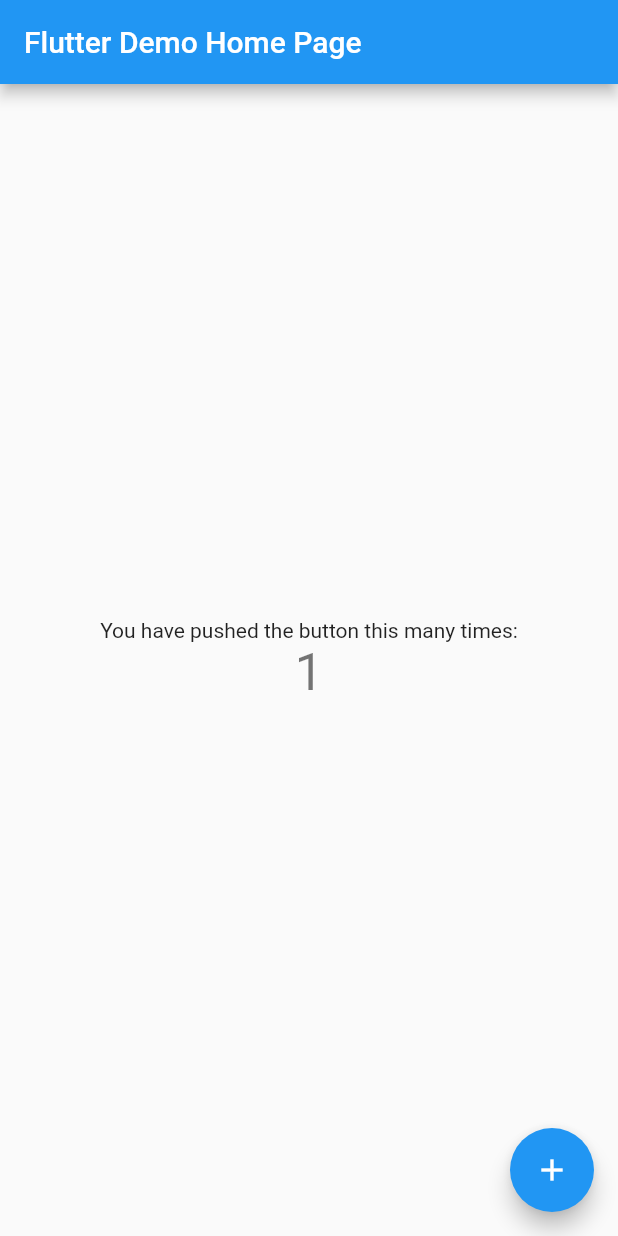
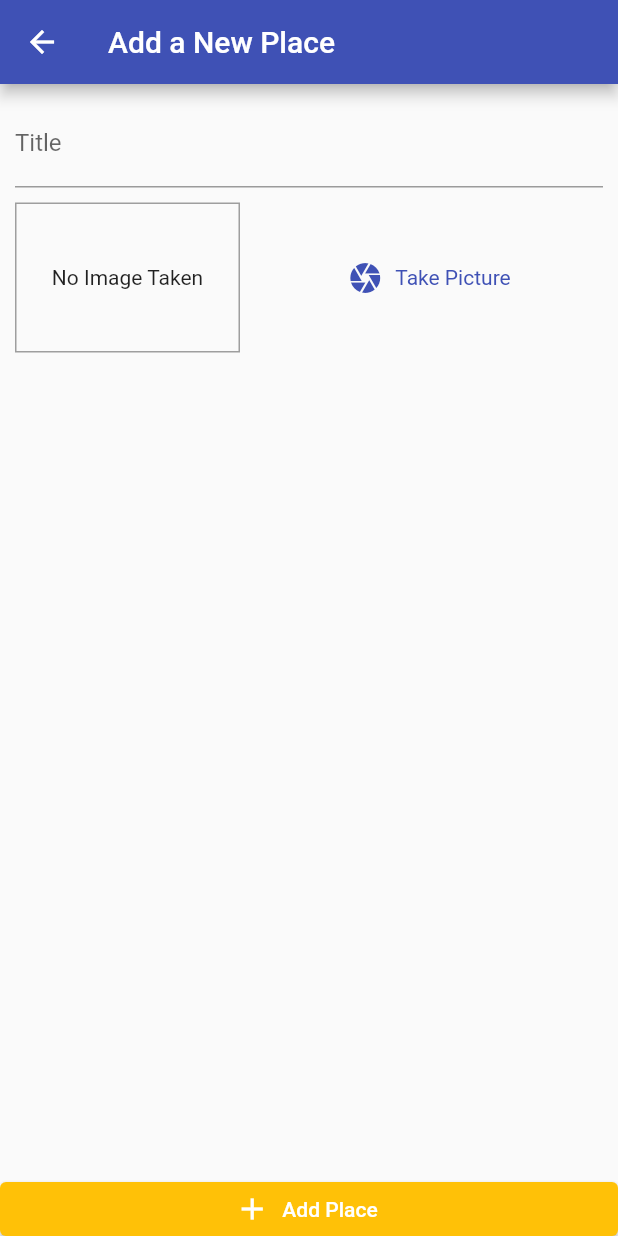
Before and after one commit to Sahajpal/GreatPlaces, a Flutter app: the screen it shows after launch, after a tap on the "add" icon, on a phone screen of 412 x 824 dp. Run offline on Flutter 3.47's test engine with Material 2 defaults, Android fonts, the phone set to English and light mode, and no system bars.

Commit message:
Made Some main screens and prototype

```diff
--- a/lib/main.dart
+++ b/lib/main.dart
@@ -1,113 +1,30 @@
 import 'package:flutter/material.dart';
+import 'package:provider/provider.dart';
+
+import './providers/great_places.dart';
+import './screens/places_list_screen.dart';
+import './screens/add_place_screen.dart';
 
 void main() {
   runApp(MyApp());
 }
 
 class MyApp extends StatelessWidget {
-  // This widget is the root of your application.
   @override
   Widget build(BuildContext context) {
-    return MaterialApp(
-      title: 'Flutter Demo',
-      theme: ThemeData(
-        // This is the theme of your application.
-        //
-        // Try running your application with "flutter run". You'll see the
-        // application has a blue toolbar. Then, without quitting the app, try
-        // changing the primarySwatch below to Colors.green and then invoke
-        // "hot reload" (press "r" in the console where you ran "flutter run",
-        // or simply save your changes to "hot reload" in a Flutter IDE).
-        // Notice that the counter didn't reset back to zero; the application
-        // is not restarted.
-        primarySwatch: Colors.blue,
-      ),
-      home: MyHomePage(title: 'Flutter Demo Home Page'),
+    return ChangeNotifierProvider.value(
+      value: GreatPlaces(),
+        child: MaterialApp(
+          title: 'Great Places',
+          theme: ThemeData(
+            primarySwatch: Colors.indigo,
+            accentColor: Colors.amber,
+          ),
+          home: PlaceListScreen(),
+          routes: {
+            AddPlaceScreen.routeName: (ctx) => AddPlaceScreen(),
+          },
+        ),
     );
   }
 }
-
-class MyHomePage extends StatefulWidget {
-  MyHomePage({Key key, this.title}) : super(key: key);
-
-  // This widget is the home page of your application. It is stateful, meaning
-  // that it has a State object (defined below) that contains fields that affect
-  // how it looks.
-
-  // This class is the configuration for the state. It holds the values (in this
-  // case the title) provided by the parent (in this case the App widget) and
-  // used by the build method of the State. Fields in a Widget subclass are
-  // always marked "final".
-
-  final String title;
-
-  @override
-  _MyHomePageState createState() => _MyHomePageState();
-}
-
-class _MyHomePageState extends State<MyHomePage> {
-  int _counter = 0;
-
-  void _incrementCounter() {
-    setState(() {
-      // This call to setState tells the Flutter framework that something has
-      // changed in this State, which causes it to rerun the build method below
-      // so that the display can reflect the updated values. If we changed
-      // _counter without calling setState(), then the build method would not be
-      // called again, and so nothing would appear to happen.
-      _counter++;
-    });
-  }
-
-  @override
-  Widget build(BuildContext context) {
-    // This method is rerun every time setState is called, for instance as done
-    // by the _incrementCounter method above.
-    //
-    // The Flutter framework has been optimized to make rerunning build methods
-    // fast, so that you can just rebuild anything that needs updating rather
-    // than having to individually change instances of widgets.
-    return Scaffold(
-      appBar: AppBar(
-        // Here we take the value from the MyHomePage object that was created by
-        // the App.build method, and use it to set our appbar title.
-        title: Text(widget.title),
-      ),
-      body: Center(
-        // Center is a layout widget. It takes a single child and positions it
-        // in the middle of the parent.
-        child: Column(
-          // Column is also a layout widget. It takes a list of children and
-          // arranges them vertically. By default, it sizes itself to fit its
-          // children horizontally, and tries to be as tall as its parent.
-          //
-          // Invoke "debug painting" (press "p" in the console, choose the
-          // "Toggle Debug Paint" action from the Flutter Inspector in Android
-          // Studio, or the "Toggle Debug Paint" command in Visual Studio Code)
-          // to see the wireframe for each widget.
-          //
-          // Column has various properties to control how it sizes itself and
-          // how it positions its children. Here we use mainAxisAlignment to
-          // center the children vertically; the main axis here is the vertical
-          // axis because Columns are vertical (the cross axis would be
-          // horizontal).
-          mainAxisAlignment: MainAxisAlignment.center,
-          children: <Widget>[
-            Text(
-              'You have pushed the button this many times:',
-            ),
-            Text(
-              '$_counter',
-              style: Theme.of(context).textTheme.headline4,
-            ),
-          ],
-        ),
-      ),
-      floatingActionButton: FloatingActionButton(
-        onPressed: _incrementCounter,
-        tooltip: 'Increment',
-        child: Icon(Icons.add),
-      ), // This trailing comma makes auto-formatting nicer for build methods.
-    );
-  }
-}
--- /dev/null
+++ b/lib/models/place.dart
@@ -0,0 +1,24 @@
+import 'dart:io';
+import 'package:flutter/foundation.dart';
+
+class PlaceLocation{
+  final double latitude;
+  final double longitude;
+  final String address;
+
+  PlaceLocation({@required this.latitude, @required this.longitude, @required this.address});
+}
+
+class Place{
+  final String id;
+  final String title;
+  final PlaceLocation location;
+  final File image;
+
+  Place({
+  @required this.id,
+  @required this.title,
+  @required this.location,
+  @required this.image,
+  });
+}
--- /dev/null
+++ b/lib/providers/great_places.dart
@@ -0,0 +1,10 @@
+import 'package:flutter/foundation.dart';
+import '../models/place.dart';
+
+class GreatPlaces with ChangeNotifier{
+  List<Place> _items = [];
+
+  List<Place> get items{
+    return [..._items];
+  }
+}
--- /dev/null
+++ b/lib/screens/add_place_screen.dart
@@ -0,0 +1,59 @@
+import 'package:flutter/material.dart';
+
+import '../widgets/image_input.dart';
+
+class AddPlaceScreen extends StatefulWidget {
+  static const routeName = '/add-place';
+
+  @override
+  _AddPlaceScreenState createState() => _AddPlaceScreenState();
+}
+
+class _AddPlaceScreenState extends State<AddPlaceScreen> {
+  final _titleController = TextEditingController();
+
+  @override
+  Widget build(BuildContext context) {
+    return Scaffold(
+      appBar: AppBar(
+        title: Text('Add a New Place'),
+      ),
+      body: Column(
+        crossAxisAlignment: CrossAxisAlignment.stretch,
+        children: [
+          Expanded(
+            child: SingleChildScrollView(
+              child: Padding(
+                padding: const EdgeInsets.all(10),
+                child: Column(
+                  children: [
+                    TextField(
+                      decoration: InputDecoration(labelText: 'Title'),
+                      controller: _titleController,
+                    ),
+                    SizedBox(height: 10,),
+                    ImageInput(),
+                  ],
+                ),
+              ),
+            ),
+          ),
+          ElevatedButton.icon(
+            icon: Icon(Icons.add),
+            label: Text('Add Place'),
+            onPressed: () {},
+            style: ButtonStyle(
+              elevation: null,
+              tapTargetSize: MaterialTapTargetSize.shrinkWrap,
+              backgroundColor: MaterialStateProperty.resolveWith<Color>(
+                (Set<MaterialState> states) {
+                  return Theme.of(context).accentColor;
+                },
+              ),
+            ),
+          ),
+        ],
+      ),
+    );
+  }
+}
--- /dev/null
+++ b/lib/screens/places_list_screen.dart
@@ -0,0 +1,24 @@
+import 'package:flutter/material.dart';
+import './add_place_screen.dart';
+
+class PlaceListScreen extends StatelessWidget {
+  @override
+  Widget build(BuildContext context) {
+    return Scaffold(
+      appBar: AppBar(
+        title: Text('Your Places'),
+        actions: [
+          IconButton(
+            icon: Icon(Icons.add),
+            onPressed: () {
+              Navigator.of(context).pushNamed(AddPlaceScreen.routeName);
+            },
+          )
+        ],
+      ),
+      body: Center(
+        child: CircularProgressIndicator(),
+      ),
+    );
+  }
+}
--- /dev/null
+++ b/lib/widgets/image_input.dart
@@ -0,0 +1,52 @@
+import 'dart:io';
+
+import 'package:flutter/material.dart';
+
+class ImageInput extends StatefulWidget {
+  @override
+  _ImageInputState createState() => _ImageInputState();
+}
+
+class _ImageInputState extends State<ImageInput> {
+  File _storedImage;
+
+  @override
+  Widget build(BuildContext context) {
+    return Row(
+      children: [
+        Container(
+          width: 150,
+          height: 100,
+          decoration: BoxDecoration(
+            border: Border.all(width: 1, color: Colors.grey),
+          ),
+          child: _storedImage != null
+              ? Image.file(
+                  _storedImage,
+                  fit: BoxFit.cover,
+                  width: double.infinity,
+                )
+              : Text('No Image Taken', textAlign: TextAlign.center,),
+          alignment: Alignment.center,
+        ),
+        SizedBox(
+          width: 10,
+        ),
+        Expanded(
+          child: TextButton.icon(
+            icon: Icon(Icons.camera),
+            label: Text('Take Picture'),
+            style: ButtonStyle(
+              textStyle: MaterialStateProperty.resolveWith<TextStyle>(
+                (Set<MaterialState> states) {
+                  return TextStyle(color: Theme.of(context).primaryColor);  // Use the component's default.
+                },
+              ),
+            ),
+            onPressed: (){},
+          ),
+        ),
+      ],
+    );
+  }
+}
--- a/pubspec.yaml
+++ b/pubspec.yaml
@@ -23,6 +23,7 @@ environment:
 dependencies:
   flutter:
     sdk: flutter
+  provider: ^4.3.3
 
 
   # The following adds the Cupertino Icons font to your application.
```
Also changed, not shown: lib/screens/place_detail_screen.dart (added), pubspec.lock.
